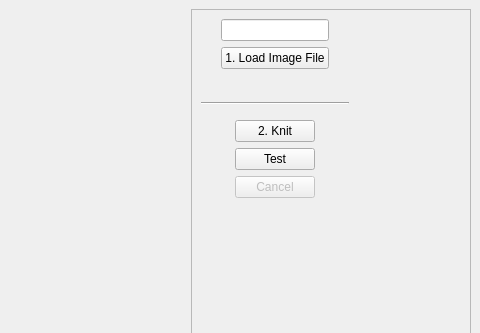
Qt form src/main/python/ayab/main_gui.ui (AllYarnsAreBeautiful/ayab-desktop) before a commit; both pictures show x 528 to 1008 and y 0 to 333 of the 1008 by 900 pixel window.
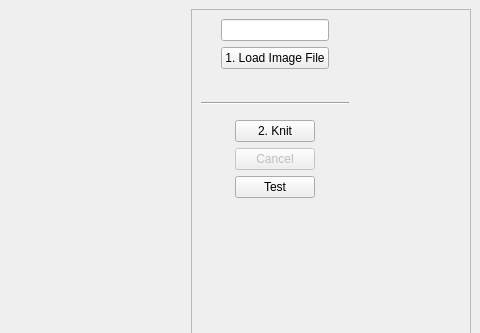
The same form after that commit.

Commit message: Moved hardware test communication mock object to engine thread.

Patch:
```diff
--- a/src/main/python/ayab/main_gui.ui
+++ b/src/main/python/ayab/main_gui.ui
@@ -253,16 +253,6 @@
              </property>
             </widget>
            </item>
-           <item>
-            <widget class="QPushButton" name="test_button">
-             <property name="text">
-              <string>Test</string>
-             </property>
-             <property name="shortcut">
-              <string notr="true">T</string>
-             </property>
-            </widget>
-           </item>
            <item>
             <widget class="QPushButton" name="cancel_button">
              <property name="enabled">
@@ -276,6 +266,16 @@
              </property>
             </widget>
            </item>
+           <item>
+            <widget class="QPushButton" name="test_button">
+             <property name="text">
+              <string>Test</string>
+             </property>
+             <property name="shortcut">
+              <string notr="true">T</string>
+             </property>
+            </widget>
+           </item>
           </layout>
          </widget>
         </item>
```
The commit also changes 16 other files.
